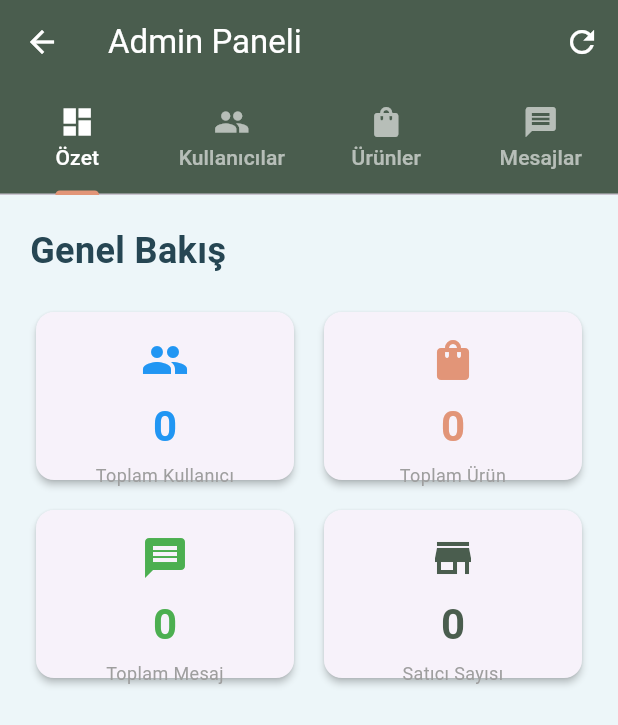
After one commit to betulgurleyen/pasaj_projem, a Flutter app: the AdminScreen screen opened by its route, after a tap on the "refresh" icon, on a phone screen of 412 x 824 dp. The commit adds this screen. Shown: the top 725 px of the screen. Run offline on Flutter 3.47's test engine with Material 3 defaults, Android fonts, the phone set to English and light mode, and no system bars; our stand-ins replace image_picker; accounts and stored records are empty; network calls fail.

Commit message:
flutter tarafında admin kullanıcısı için güncelleme yapıldıı

```diff
--- /dev/null
+++ b/lib/admin_screen.dart
@@ -0,0 +1,469 @@
+import 'dart:async';
+import 'package:flutter/material.dart';
+import 'app_styles.dart';
+import 'api_service.dart';
+
+class AdminScreen extends StatefulWidget {
+  const AdminScreen({super.key});
+
+  @override
+  State<AdminScreen> createState() => _AdminScreenState();
+}
+
+class _AdminScreenState extends State<AdminScreen>
+    with SingleTickerProviderStateMixin {
+  late TabController _tabController;
+
+  Map<String, dynamic> _stats = {};
+  List<dynamic> _users = [];
+  List<dynamic> _products = [];
+  List<dynamic> _messages = [];
+
+  bool _loadingStats = true;
+  bool _loadingUsers = true;
+  bool _loadingProducts = true;
+  bool _loadingMessages = true;
+
+  @override
+  void initState() {
+    super.initState();
+    _tabController = TabController(length: 4, vsync: this);
+    _loadAll();
+  }
+
+  Future<void> _loadAll() async {
+    _loadStats();
+    _loadUsers();
+    _loadProducts();
+    _loadMessages();
+  }
+
+  Future<void> _loadStats() async {
+    try {
+      final data = await ApiService.getAdminStats();
+      if (mounted)
+        setState(() {
+          _stats = data;
+          _loadingStats = false;
+        });
+    } catch (_) {
+      if (mounted) setState(() => _loadingStats = false);
+    }
+  }
+
+  Future<void> _loadUsers() async {
+    try {
+      final data = await ApiService.getAdminUsers();
+      if (mounted)
+        setState(() {
+          _users = data;
+          _loadingUsers = false;
+        });
+    } catch (_) {
+      if (mounted) setState(() => _loadingUsers = false);
+    }
+  }
+
+  Future<void> _loadProducts() async {
+    try {
+      final data = await ApiService.getAdminProducts();
+      if (mounted)
+        setState(() {
+          _products = data;
+          _loadingProducts = false;
+        });
+    } catch (_) {
+      if (mounted) setState(() => _loadingProducts = false);
+    }
+  }
+
+  Future<void> _loadMessages() async {
+    try {
+      final data = await ApiService.getAdminMessages();
+      if (mounted)
+        setState(() {
+          _messages = data;
+          _loadingMessages = false;
+        });
+    } catch (_) {
+      if (mounted) setState(() => _loadingMessages = false);
+    }
+  }
+
+  Future<void> _deleteUser(int id, String name) async {
+    final confirm = await showDialog<bool>(
+      context: context,
+      builder: (_) => AlertDialog(
+        title: const Text('Kullanıcıyı Sil'),
+        content: Text('$name silinecek. Emin misiniz?'),
+        actions: [
+          TextButton(
+            onPressed: () => Navigator.pop(context, false),
+            child: const Text('İptal'),
+          ),
+          ElevatedButton(
+            style: ElevatedButton.styleFrom(backgroundColor: Colors.red),
+            onPressed: () => Navigator.pop(context, true),
+            child: const Text('Sil', style: TextStyle(color: Colors.white)),
+          ),
+        ],
+      ),
+    );
+    if (confirm == true) {
+      await ApiService.deleteAdminUser(id);
+      _loadUsers();
+      _loadStats();
+    }
+  }
+
+  Future<void> _deleteProduct(int id, String title) async {
+    final confirm = await showDialog<bool>(
+      context: context,
+      builder: (_) => AlertDialog(
+        title: const Text('Ürünü Sil'),
+        content: Text('$title silinecek. Emin misiniz?'),
+        actions: [
+          TextButton(
+            onPressed: () => Navigator.pop(context, false),
+            child: const Text('İptal'),
+          ),
+          ElevatedButton(
+            style: ElevatedButton.styleFrom(backgroundColor: Colors.red),
+            onPressed: () => Navigator.pop(context, true),
+            child: const Text('Sil', style: TextStyle(color: Colors.white)),
+          ),
+        ],
+      ),
+    );
+    if (confirm == true) {
+      await ApiService.deleteAdminProduct(id);
+      _loadProducts();
+      _loadStats();
+    }
+  }
+
+  @override
+  void dispose() {
+    _tabController.dispose();
+    super.dispose();
+  }
+
+  @override
+  Widget build(BuildContext context) {
+    return Scaffold(
+      backgroundColor: AppStyles.softenerBlue,
+      appBar: AppBar(
+        title: const Text('Admin Paneli'),
+        backgroundColor: AppStyles.primaryGreen,
+        foregroundColor: Colors.white,
+        actions: [
+          IconButton(
+            icon: const Icon(Icons.refresh),
+            onPressed: () {
+              setState(() {
+                _loadingStats = true;
+                _loadingUsers = true;
+                _loadingProducts = true;
+                _loadingMessages = true;
+              });
+              _loadAll();
+            },
+          ),
+        ],
+        bottom: TabBar(
+          controller: _tabController,
+          indicatorColor: AppStyles.accentPeach,
+          labelColor: Colors.white,
+          unselectedLabelColor: Colors.white60,
+          tabs: const [
+            Tab(icon: Icon(Icons.dashboard), text: 'Özet'),
+            Tab(icon: Icon(Icons.people), text: 'Kullanıcılar'),
+            Tab(icon: Icon(Icons.shopping_bag), text: 'Ürünler'),
+            Tab(icon: Icon(Icons.message), text: 'Mesajlar'),
+          ],
+        ),
+      ),
+      body: TabBarView(
+        controller: _tabController,
+        children: [
+          _buildStatsTab(),
+          _buildUsersTab(),
+          _buildProductsTab(),
+          _buildMessagesTab(),
+        ],
+      ),
+    );
+  }
+
+  // ── ÖZET ──────────────────────────────────────────────────
+
+  Widget _buildStatsTab() {
+    if (_loadingStats) return const Center(child: CircularProgressIndicator());
+    return SingleChildScrollView(
+      padding: const EdgeInsets.all(20),
+      child: Column(
+        crossAxisAlignment: CrossAxisAlignment.start,
+        children: [
+          Text('Genel Bakış', style: AppStyles.titleStyle),
+          const SizedBox(height: 20),
+          GridView.count(
+            crossAxisCount: 2,
+            shrinkWrap: true,
+            physics: const NeverScrollableScrollPhysics(),
+            crossAxisSpacing: 12,
+            mainAxisSpacing: 12,
+            childAspectRatio: 1.5,
+            children: [
+              _statCard(
+                'Toplam Kullanıcı',
+                _stats['totalUsers']?.toString() ?? '0',
+                Icons.people,
+                Colors.blue,
+              ),
+              _statCard(
+                'Toplam Ürün',
+                _stats['totalProducts']?.toString() ?? '0',
+                Icons.shopping_bag,
+                AppStyles.accentPeach,
+              ),
+              _statCard(
+                'Toplam Mesaj',
+                _stats['totalMessages']?.toString() ?? '0',
+                Icons.message,
+                Colors.green,
+              ),
+              _statCard(
+                'Satıcı Sayısı',
+                _stats['totalSellers']?.toString() ?? '0',
+                Icons.store,
+                AppStyles.primaryGreen,
+              ),
+            ],
+          ),
+        ],
+      ),
+    );
+  }
+
+  Widget _statCard(String title, String value, IconData icon, Color color) {
+    return Card(
+      elevation: 2,
+      shape: RoundedRectangleBorder(borderRadius: BorderRadius.circular(12)),
+      child: Padding(
+        padding: const EdgeInsets.all(16),
+        child: Column(
+          mainAxisAlignment: MainAxisAlignment.center,
+          children: [
+            Icon(icon, color: color, size: 32),
+            const SizedBox(height: 8),
+            Text(
+              value,
+              style: TextStyle(
+                fontSize: 28,
+                fontWeight: FontWeight.bold,
+                color: color,
+              ),
+            ),
+            const SizedBox(height: 4),
+            Text(
+              title,
+              style: const TextStyle(color: Colors.grey, fontSize: 12),
+              textAlign: TextAlign.center,
+            ),
+          ],
+        ),
+      ),
+    );
+  }
+
+  // ── KULLANICILAR ──────────────────────────────────────────
+
+  Widget _buildUsersTab() {
+    if (_loadingUsers) return const Center(child: CircularProgressIndicator());
+    if (_users.isEmpty)
+      return const Center(child: Text('Kullanıcı bulunamadı.'));
+
+    return RefreshIndicator(
+      onRefresh: _loadUsers,
+      child: ListView.separated(
+        padding: const EdgeInsets.all(16),
+        itemCount: _users.length,
+        separatorBuilder: (_, __) => const Divider(height: 1),
+        itemBuilder: (context, index) {
+          final user = _users[index];
+          final role = user['role_name']?.toString() ?? '';
+          return ListTile(
+            leading: CircleAvatar(
+              backgroundColor: role == 'seller'
+                  ? AppStyles.accentPeach
+                  : role == 'admin'
+                  ? Colors.red
+                  : AppStyles.primaryGreen,
+              child: Text(
+                (user['full_name']?.toString() ?? '?')[0].toUpperCase(),
+                style: const TextStyle(color: Colors.white),
+              ),
+            ),
+            title: Text(
+              user['full_name']?.toString() ?? 'İsimsiz',
+              style: const TextStyle(fontWeight: FontWeight.bold),
+            ),
+            subtitle: Text(user['email']?.toString() ?? ''),
+            trailing: Row(
+              mainAxisSize: MainAxisSize.min,
+              children: [
+                Container(
+                  padding: const EdgeInsets.symmetric(
+                    horizontal: 8,
+                    vertical: 4,
+                  ),
+                  decoration: BoxDecoration(
+                    color: role == 'seller'
+                        ? AppStyles.accentPeach.withOpacity(0.2)
+                        : role == 'admin'
+                        ? Colors.red.withOpacity(0.2)
+                        : AppStyles.primaryGreen.withOpacity(0.2),
+                    borderRadius: BorderRadius.circular(12),
+                  ),
+                  child: Text(
+                    role,
+                    style: TextStyle(
+                      fontSize: 11,
+                      color: role == 'seller'
+                          ? AppStyles.accentPeach
+                          : role == 'admin'
+                          ? Colors.red
+                          : AppStyles.primaryGreen,
+                      fontWeight: FontWeight.bold,
+                    ),
+                  ),
+                ),
+                if (role != 'admin')
+                  IconButton(
+                    icon: const Icon(Icons.delete, color: Colors.red, size: 20),
+                    onPressed: () => _deleteUser(
+                      user['id'],
+                      user['full_name']?.toString() ?? '',
+                    ),
+                  ),
+              ],
+            ),
+          );
+        },
+      ),
+    );
+  }
+
+  // ── ÜRÜNLER ──────────────────────────────────────────────
+
+  Widget _buildProductsTab() {
+    if (_loadingProducts)
+      return const Center(child: CircularProgressIndicator());
+    if (_products.isEmpty) return const Center(child: Text('Ürün bulunamadı.'));
+
+    return RefreshIndicator(
+      onRefresh: _loadProducts,
+      child: ListView.separated(
+        padding: const EdgeInsets.all(16),
+        itemCount: _products.length,
+        separatorBuilder: (_, __) => const Divider(height: 1),
+        itemBuilder: (context, index) {
+          final product = _products[index];
+          return ListTile(
+            leading: CircleAvatar(
+              backgroundColor: AppStyles.softenerBlue,
+              child: const Icon(
+                Icons.shopping_bag,
+                color: AppStyles.primaryGreen,
+              ),
+            ),
+            title: Text(
+              product['title']?.toString() ?? '',
+              style: const TextStyle(fontWeight: FontWeight.bold),
+            ),
+            subtitle: Text(
+              '${product['seller_name']} • ${product['category_name'] ?? 'Kategori yok'}',
+            ),
+            trailing: Row(
+              mainAxisSize: MainAxisSize.min,
+              children: [
+                Text(
+                  '${product['price']} TL',
+                  style: const TextStyle(
+                    color: AppStyles.accentPeach,
+                    fontWeight: FontWeight.bold,
+                  ),
+                ),
+                IconButton(
+                  icon: const Icon(Icons.delete, color: Colors.red, size: 20),
+                  onPressed: () => _deleteProduct(
+                    product['id'],
+                    product['title']?.toString() ?? '',
+                  ),
+                ),
+              ],
+            ),
+          );
+        },
+      ),
+    );
+  }
+
+  // ── MESAJLAR ──────────────────────────────────────────────
+
+  Widget _buildMessagesTab() {
+    if (_loadingMessages)
+      return const Center(child: CircularProgressIndicator());
+    if (_messages.isEmpty)
+      return const Center(child: Text('Mesaj bulunamadı.'));
+
+    return RefreshIndicator(
+      onRefresh: _loadMessages,
+      child: ListView.separated(
+        padding: const EdgeInsets.all(16),
+        itemCount: _messages.length,
+        separatorBuilder: (_, __) => const Divider(height: 1),
+        itemBuilder: (context, index) {
+          final msg = _messages[index];
+          final isRead = msg['is_read'] == true;
+          return ListTile(
+            leading: CircleAvatar(
+              backgroundColor: isRead
+                  ? Colors.grey[200]
+                  : AppStyles.accentPeach.withOpacity(0.2),
+              child: Icon(
+                Icons.message,
+                color: isRead ? Colors.grey : AppStyles.accentPeach,
+                size: 20,
+              ),
+            ),
+            title: Text(
+              '${msg['sender_name']} → ${msg['receiver_name']}',
+              style: TextStyle(
+                fontWeight: isRead ? FontWeight.normal : FontWeight.bold,
+              ),
+            ),
+            subtitle: Text(
+              msg['content']?.toString() ?? '',
+              maxLines: 1,
+              overflow: TextOverflow.ellipsis,
+            ),
+            trailing: Text(
+              _formatDate(msg['created_at']?.toString() ?? ''),
+              style: const TextStyle(fontSize: 11, color: Colors.grey),
+            ),
+          );
+        },
+      ),
+    );
+  }
+
+  String _formatDate(String raw) {
+    try {
+      final dt = DateTime.parse(raw).toLocal();
+      return '${dt.day}/${dt.month}/${dt.year}';
+    } catch (_) {
+      return '';
+    }
+  }
+}
--- a/lib/login_screen.dart
+++ b/lib/login_screen.dart
@@ -29,9 +29,10 @@ class _LoginScreenState extends State<LoginScreen> {
             SnackBar(content: Text(data['error']), backgroundColor: Colors.red),
           );
         } else {
+          final String route = data['role'] == 'admin' ? '/admin' : '/home';
           Navigator.pushReplacementNamed(
             context,
-            '/home',
+            route,
             arguments: {'role': data['role'], 'userId': data['userId']},
           );
           ScaffoldMessenger.of(context).showSnackBar(
--- a/lib/main.dart
+++ b/lib/main.dart
@@ -4,6 +4,7 @@ import 'login_screen.dart';
 import 'home_screen.dart';
 import 'app_styles.dart';
 import 'add_product_screen.dart';
+import 'admin_screen.dart';
 
 void main() {
   runApp(
@@ -16,6 +17,7 @@ void main() {
         '/register': (context) => const RegisterScreen(),
         '/home': (context) => const HomeScreen(),
         '/add_product': (context) => AddProductScreen(),
+        '/admin': (context) => const AdminScreen(),
       },
     ),
   );
```
